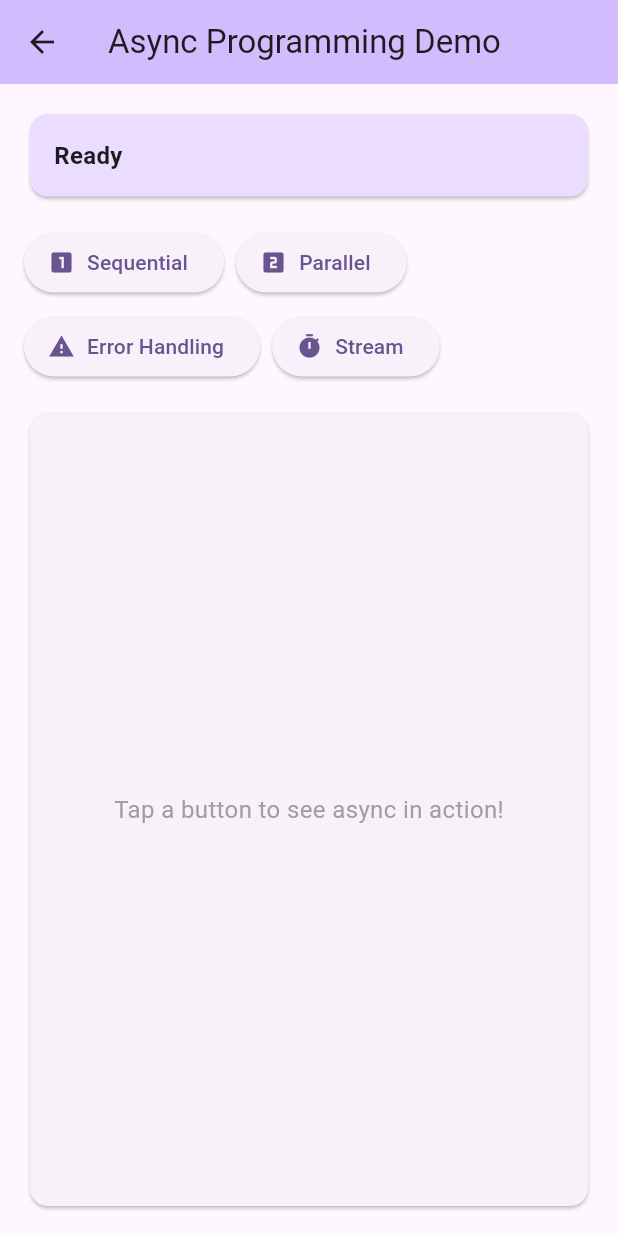
After one commit to lorrainekb/the_experiment, a Flutter app: the screen it shows after launch, after a tap on the "school" icon, on a phone screen of 412 x 824 dp. The commit adds this screen. Run offline on Flutter 3.47's test engine with Material 3 defaults, Android fonts, the phone set to English and light mode, and no system bars; our stand-ins replace flutter_riverpod.

```diff
--- /dev/null
+++ b/lib/ui/screens/async_demo_screen.dart
@@ -0,0 +1,247 @@
+// lib/ui/screens/async_demo_screen.dart
+// Visual demonstration of async concepts
+
+import 'package:flutter/material.dart';
+
+class AsyncDemoScreen extends StatefulWidget {
+  const AsyncDemoScreen({super.key});
+
+  @override
+  State<AsyncDemoScreen> createState() => _AsyncDemoScreenState();
+}
+
+class _AsyncDemoScreenState extends State<AsyncDemoScreen> {
+  String _status = 'Ready';
+  bool _isLoading = false;
+  List<String> _log = [];
+
+  void _addLog(String message) {
+    setState(() {
+      _log.add('${DateTime.now().toIso8601String().split('T')[1].substring(0, 8)}: $message');
+    });
+  }
+
+  // Demo 1: Sequential async operations
+  Future<void> _demoSequential() async {
+    setState(() {
+      _isLoading = true;
+      _status = 'Running Sequential Demo...';
+      _log.clear();
+    });
+
+    final stopwatch = Stopwatch()..start();
+    _addLog('Starting sequential operations');
+
+    _addLog('Fetching user data...');
+    await Future.delayed(Duration(seconds: 1));
+    _addLog('✓ Got user data (1s)');
+
+    _addLog('Fetching videos...');
+    await Future.delayed(Duration(seconds: 2));
+    _addLog('✓ Got videos (2s)');
+
+    _addLog('Fetching workout history...');
+    await Future.delayed(Duration(seconds: 1));
+    _addLog('✓ Got history (1s)');
+
+    stopwatch.stop();
+    _addLog('Total time: ${stopwatch.elapsed.inSeconds}s');
+
+    setState(() {
+      _isLoading = false;
+      _status = 'Sequential: ${stopwatch.elapsed.inSeconds}s total';
+    });
+  }
+
+  // Demo 2: Parallel async operations
+  Future<void> _demoParallel() async {
+    setState(() {
+      _isLoading = true;
+      _status = 'Running Parallel Demo...';
+      _log.clear();
+    });
+
+    final stopwatch = Stopwatch()..start();
+    _addLog('Starting parallel operations');
+    _addLog('Fetching user, videos, and history simultaneously...');
+
+    await Future.wait([
+      Future.delayed(Duration(seconds: 1)).then((_) => _addLog('✓ Got user data (1s)')),
+      Future.delayed(Duration(seconds: 2)).then((_) => _addLog('✓ Got videos (2s)')),
+      Future.delayed(Duration(seconds: 1)).then((_) => _addLog('✓ Got history (1s)')),
+    ]);
+
+    stopwatch.stop();
+    _addLog('Total time: ${stopwatch.elapsed.inSeconds}s (much faster!)');
+
+    setState(() {
+      _isLoading = false;
+      _status = 'Parallel: ${stopwatch.elapsed.inSeconds}s total';
+    });
+  }
+
+  // Demo 3: Error handling
+  Future<void> _demoErrorHandling() async {
+    setState(() {
+      _isLoading = true;
+      _status = 'Running Error Handling Demo...';
+      _log.clear();
+    });
+
+    _addLog('Attempting risky operation...');
+
+    try {
+      await Future.delayed(Duration(seconds: 1));
+      _addLog('Operation in progress...');
+
+      await Future.delayed(Duration(seconds: 1));
+      throw Exception('Network connection failed!');
+    } catch (e) {
+      _addLog('❌ Error caught: $e');
+      _addLog('App keeps running - no crash!');
+    } finally {
+      _addLog('Cleanup completed');
+    }
+
+    setState(() {
+      _isLoading = false;
+      _status = 'Error handled gracefully';
+    });
+  }
+
+  // Demo 4: Stream (real-time updates)
+  Future<void> _demoStream() async {
+    setState(() {
+      _isLoading = true;
+      _status = 'Running Stream Demo...';
+      _log.clear();
+    });
+
+    _addLog('Starting workout timer...');
+
+    Stream<int> countdownStream() async* {
+      for (int i = 5; i > 0; i--) {
+        await Future.delayed(Duration(seconds: 1));
+        yield i;
+      }
+    }
+
+    await for (final seconds in countdownStream()) {
+      _addLog('⏱️ $seconds seconds remaining...');
+    }
+
+    _addLog('🎉 Workout complete!');
+
+    setState(() {
+      _isLoading = false;
+      _status = 'Stream demo complete';
+    });
+  }
+
+  @override
+  Widget build(BuildContext context) {
+    return Scaffold(
+      appBar: AppBar(
+        title: const Text('Async Programming Demo'),
+        backgroundColor: Theme.of(context).colorScheme.inversePrimary,
+      ),
+      body: Padding(
+        padding: const EdgeInsets.all(16.0),
+        child: Column(
+          crossAxisAlignment: CrossAxisAlignment.stretch,
+          children: [
+            // Status card
+            Card(
+              color: Theme.of(context).colorScheme.primaryContainer,
+              child: Padding(
+                padding: const EdgeInsets.all(16.0),
+                child: Row(
+                  children: [
+                    if (_isLoading)
+                      const SizedBox(
+                        width: 20,
+                        height: 20,
+                        child: CircularProgressIndicator(strokeWidth: 2),
+                      ),
+                    if (_isLoading) const SizedBox(width: 12),
+                    Expanded(
+                      child: Text(
+                        _status,
+                        style: const TextStyle(
+                          fontSize: 16,
+                          fontWeight: FontWeight.bold,
+                        ),
+                      ),
+                    ),
+                  ],
+                ),
+              ),
+            ),
+            const SizedBox(height: 16),
+
+            // Demo buttons
+            Wrap(
+              spacing: 8,
+              runSpacing: 8,
+              children: [
+                ElevatedButton.icon(
+                  onPressed: _isLoading ? null : _demoSequential,
+                  icon: const Icon(Icons.looks_one),
+                  label: const Text('Sequential'),
+                ),
+                ElevatedButton.icon(
+                  onPressed: _isLoading ? null : _demoParallel,
+                  icon: const Icon(Icons.looks_two),
+                  label: const Text('Parallel'),
+                ),
+                ElevatedButton.icon(
+                  onPressed: _isLoading ? null : _demoErrorHandling,
+                  icon: const Icon(Icons.warning),
+                  label: const Text('Error Handling'),
+                ),
+                ElevatedButton.icon(
+                  onPressed: _isLoading ? null : _demoStream,
+                  icon: const Icon(Icons.timer),
+                  label: const Text('Stream'),
+                ),
+              ],
+            ),
+            const SizedBox(height: 16),
+
+            // Log display
+            Expanded(
+              child: Card(
+                child: _log.isEmpty
+                    ? const Center(
+                  child: Text(
+                    'Tap a button to see async in action!',
+                    style: TextStyle(
+                      fontSize: 16,
+                      color: Colors.grey,
+                    ),
+                  ),
+                )
+                    : ListView.builder(
+                  padding: const EdgeInsets.all(12),
+                  itemCount: _log.length,
+                  itemBuilder: (context, index) {
+                    return Padding(
+                      padding: const EdgeInsets.symmetric(vertical: 4),
+                      child: Text(
+                        _log[index],
+                        style: const TextStyle(
+                          fontFamily: 'monospace',
+                          fontSize: 12,
+                        ),
+                      ),
+                    );
+                  },
+                ),
+              ),
+            ),
+          ],
+        ),
+      ),
+    );
+  }
+}
--- a/lib/ui/screens/home_screen.dart
+++ b/lib/ui/screens/home_screen.dart
@@ -7,6 +7,7 @@ import '../../logic/providers/video_providers.dart';
 import '../../logic/services/workout_generator_service.dart';
 import '../widgets/muscle_group_selector.dart';
 import '../widgets/duration_slider.dart';
+import 'async_demo_screen.dart';
 
 class HomeScreen extends ConsumerStatefulWidget {
   const HomeScreen({super.key});
@@ -27,6 +28,20 @@ class _HomeScreenState extends ConsumerState<HomeScreen> {
         title: const Text('The Experiment'),
         centerTitle: true,
         backgroundColor: Theme.of(context).colorScheme.inversePrimary,
+        actions: [
+          IconButton(
+            icon: const Icon(Icons.school),
+            tooltip: 'Async Learning',
+            onPressed: () {
+              Navigator.push(
+                context,
+                MaterialPageRoute(
+                  builder: (context) => const AsyncDemoScreen(),
+                ),
+              );
+            },
+          ),
+        ],
       ),
       body: SafeArea(
         child: Padding(
```
Also changed, not shown: lib/async_challenge.dart (added, +207 -0 lines), lib/async_learning_examples.dart (added, +205 -0 lines).
